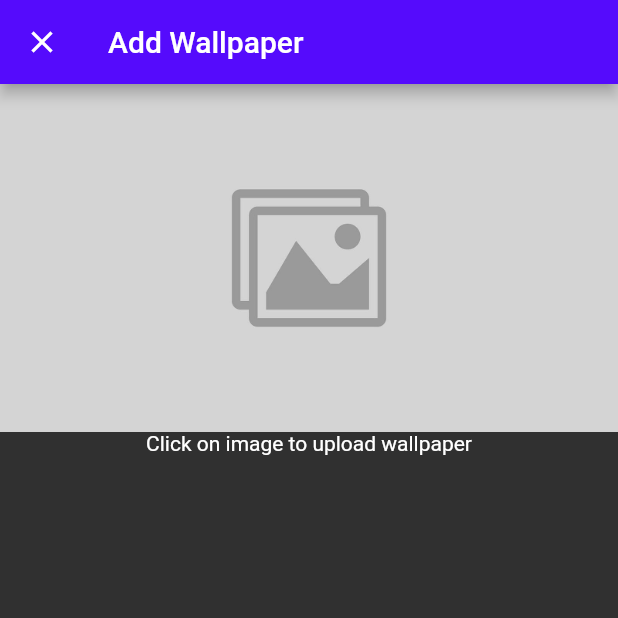
After one commit to santiracca/flutter_wallpaper_app, a Flutter app: the screen it shows once a user with an empty profile is signed in, item 3 of the bottom bar chosen, after a tap on the "add" icon, on a phone screen of 412 x 824 dp, the top half of it. The commit adds this screen. Run offline on Flutter 3.47's test engine with Material 2 defaults, Android fonts, the phone set to English and light mode, and no system bars; our stand-ins replace cached_network_image, cloud_firestore, firebase_auth, google_sign_in, image_picker; accounts and stored records are empty; network calls fail.

Commit message:
Finish Basic app

```diff
--- a/lib/main.dart
+++ b/lib/main.dart
@@ -1,6 +1,8 @@
+import 'package:firebase_auth/firebase_auth.dart';
 import 'package:flutter/material.dart';
 import 'package:wally_app/config/config.dart';
-import 'package:wally_app/config/screens/signin_screen.dart';
+import 'package:wally_app/screens/home_screen.dart';
+import 'package:wally_app/screens/signin_screen.dart';
 
 void main() {
   runApp(App());
@@ -27,10 +29,23 @@ class MainPage extends StatefulWidget {
 }
 
 class _MainPageState extends State<MainPage> {
+  final FirebaseAuth _auth = FirebaseAuth.instance;
+
   @override
   Widget build(BuildContext context) {
-    return Container(
-      child: SignInScreen(),
+    return StreamBuilder(
+      stream: _auth.onAuthStateChanged,
+      builder: (ctx, AsyncSnapshot<FirebaseUser> snapshot) {
+        if (snapshot.hasData) {
+          FirebaseUser user = snapshot.data;
+          if (user != null) {
+            return HomePage();
+          } else {
+            return SignInScreen();
+          }
+        }
+        return SignInScreen();
+      },
     );
   }
 }
--- /dev/null
+++ b/lib/screens/account_screen.dart
@@ -0,0 +1,142 @@
+import 'package:cached_network_image/cached_network_image.dart';
+import 'package:firebase_auth/firebase_auth.dart';
+import 'package:flutter/material.dart';
+import 'package:flutter_staggered_grid_view/flutter_staggered_grid_view.dart';
+import 'package:wally_app/screens/add_wallpaper_screen.dart';
+import 'package:wally_app/screens/wallpaper_view_screen.dart';
+
+class AccountPage extends StatefulWidget {
+  @override
+  _AccountPageState createState() => _AccountPageState();
+}
+
+class _AccountPageState extends State<AccountPage> {
+  final FirebaseAuth _auth = FirebaseAuth.instance;
+  FirebaseUser _user;
+
+  var images = [
+    "https://images.pexels.com/photos/775483/pexels-photo-775483.jpeg?auto=compress&cs=tinysrgb&dpr=2&h=650&w=940",
+    "https://images.pexels.com/photos/3326103/pexels-photo-3326103.jpeg?auto=compress&cs=tinysrgb&dpr=1&w=500",
+    "https://images.pexels.com/photos/1927314/pexels-photo-1927314.jpeg?auto=compress&cs=tinysrgb&dpr=1&w=500",
+    "https://images.pexels.com/photos/2085376/pexels-photo-2085376.jpeg?auto=compress&cs=tinysrgb&dpr=2&h=650&w=940",
+    "https://images.pexels.com/photos/3377538/pexels-photo-3377538.jpeg?auto=compress&cs=tinysrgb&dpr=2&h=650&w=940",
+    "https://images.pexels.com/photos/3381028/pexels-photo-3381028.jpeg?auto=compress&cs=tinysrgb&dpr=2&h=650&w=940",
+    "https://images.pexels.com/photos/3389722/pexels-photo-3389722.jpeg?auto=compress&cs=tinysrgb&dpr=2&h=650&w=940"
+  ];
+
+  // @override
+  // void initState() {
+
+  //   super.initState();
+  // }
+
+  @override
+  void didChangeDependencies() {
+    fetchUserData();
+    super.didChangeDependencies();
+  }
+
+  void fetchUserData() async {
+    final currentUser = await _auth.currentUser();
+    setState(() {
+      _user = currentUser;
+    });
+  }
+
+  @override
+  Widget build(BuildContext context) {
+    return SingleChildScrollView(
+      child: Container(
+        width: MediaQuery.of(context).size.width,
+        child: _user == null
+            ? CircularProgressIndicator()
+            : Column(
+                children: <Widget>[
+                  SizedBox(
+                    height: 20,
+                  ),
+                  ClipRRect(
+                    borderRadius: BorderRadius.circular(100),
+                    child: FadeInImage(
+                      width: 200,
+                      height: 200,
+                      placeholder: AssetImage("assets/placeholder.png"),
+                      fit: BoxFit.cover,
+                      image: NetworkImage("${_user.photoUrl}"),
+                    ),
+                  ),
+                  SizedBox(
+                    height: 20,
+                  ),
+                  Text("${_user.displayName}"),
+                  RaisedButton(
+                    onPressed: () {
+                      _auth.signOut();
+                    },
+                    child: Text('Logout'),
+                  ),
+                  SizedBox(
+                    height: 20,
+                  ),
+                  Padding(
+                    padding: const EdgeInsets.all(8.0),
+                    child: Row(
+                      mainAxisAlignment: MainAxisAlignment.spaceBetween,
+                      children: <Widget>[
+                        Text("My Wallpapers"),
+                        IconButton(
+                          icon: Icon(Icons.add),
+                          onPressed: () {
+                            Navigator.of(context).push(
+                              MaterialPageRoute(
+                                fullscreenDialog: true,
+                                builder: (context) => AddWallpaperPage(),
+                              ),
+                            );
+                          },
+                        )
+                      ],
+                    ),
+                  ),
+                  StaggeredGridView.countBuilder(
+                    crossAxisCount: 2,
+                    shrinkWrap: true,
+                    physics: NeverScrollableScrollPhysics(),
+                    staggeredTileBuilder: (int index) => StaggeredTile.fit(1),
+                    itemCount: images.length,
+                    mainAxisSpacing: 20,
+                    crossAxisSpacing: 20,
+                    padding: EdgeInsets.symmetric(
+                      horizontal: 15,
+                    ),
+                    itemBuilder: (ctx, index) {
+                      return InkWell(
+                        onTap: () {
+                          Navigator.of(context).push(
+                            MaterialPageRoute(
+                              builder: (context) =>
+                                  WallpaperViewPage(image: images[index]),
+                            ),
+                          );
+                        },
+                        child: Hero(
+                          tag: images[index],
+                          child: ClipRRect(
+                            borderRadius: BorderRadius.circular(10),
+                            child: CachedNetworkImage(
+                              placeholder: (context, url) => Image(
+                                image: AssetImage("assets/placeholder.png"),
+                              ),
+                              imageUrl: images[index],
+                            ),
+                          ),
+                        ),
+                      );
+                    },
+                  )
+                ],
+              ),
+      ),
+    );
+  }
+}
--- /dev/null
+++ b/lib/screens/add_wallpaper_screen.dart
@@ -0,0 +1,47 @@
+import 'package:flutter/material.dart';
+import 'dart:io';
+
+import 'package:image_picker/image_picker.dart';
+
+class AddWallpaperPage extends StatefulWidget {
+  @override
+  _AddWallpaperPageState createState() => _AddWallpaperPageState();
+}
+
+class _AddWallpaperPageState extends State<AddWallpaperPage> {
+  File _image;
+
+  void _loadImage() async {
+    var image = await ImagePicker.pickImage(source: ImageSource.gallery);
+    setState(() {
+      _image = image;
+    });
+  }
+
+  @override
+  Widget build(BuildContext context) {
+    return Scaffold(
+      appBar: AppBar(
+        title: Text('Add Wallpaper'),
+      ),
+      body: SingleChildScrollView(
+        child: Container(
+          child: Column(
+            children: <Widget>[
+              InkWell(
+                onTap: _loadImage,
+                child: _image != null
+                    ? Image.file(_image)
+                    : Image(
+                        image: AssetImage("assets/placeholder.jpg"),
+                      ),
+              ),
+              Text("Click on image to upload wallpaper"),
+            ],
+          ),
+          width: MediaQuery.of(context).size.width,
+        ),
+      ),
+    );
+  }
+}
--- /dev/null
+++ b/lib/screens/explore_screen.dart
@@ -0,0 +1,68 @@
+import 'package:flutter/material.dart';
+import 'package:flutter_staggered_grid_view/flutter_staggered_grid_view.dart';
+
+class ExplorePage extends StatefulWidget {
+  @override
+  _ExplorePageState createState() => _ExplorePageState();
+}
+
+class _ExplorePageState extends State<ExplorePage> {
+  var images = [
+    "https://images.pexels.com/photos/775483/pexels-photo-775483.jpeg?auto=compress&cs=tinysrgb&dpr=2&h=650&w=940",
+    "https://images.pexels.com/photos/3326103/pexels-photo-3326103.jpeg?auto=compress&cs=tinysrgb&dpr=1&w=500",
+    "https://images.pexels.com/photos/1927314/pexels-photo-1927314.jpeg?auto=compress&cs=tinysrgb&dpr=1&w=500",
+    "https://images.pexels.com/photos/2085376/pexels-photo-2085376.jpeg?auto=compress&cs=tinysrgb&dpr=2&h=650&w=940",
+    "https://images.pexels.com/photos/3377538/pexels-photo-3377538.jpeg?auto=compress&cs=tinysrgb&dpr=2&h=650&w=940",
+    "https://images.pexels.com/photos/3381028/pexels-photo-3381028.jpeg?auto=compress&cs=tinysrgb&dpr=2&h=650&w=940",
+    "https://images.pexels.com/photos/3389722/pexels-photo-3389722.jpeg?auto=compress&cs=tinysrgb&dpr=2&h=650&w=940"
+  ];
+
+  @override
+  Widget build(BuildContext context) {
+    return SingleChildScrollView(
+      child: Container(
+        child: Column(
+          children: <Widget>[
+            SizedBox(
+              height: 20,
+            ),
+            Container(
+              alignment: Alignment.topLeft,
+              margin: EdgeInsets.only(top: 5, left: 20, bottom: 20),
+              child: Text(
+                "Explore",
+                textAlign: TextAlign.start,
+                style: TextStyle(
+                  fontSize: 40,
+                  fontWeight: FontWeight.bold,
+                  color: Colors.grey,
+                ),
+              ),
+            ),
+            StaggeredGridView.countBuilder(
+              crossAxisCount: 2,
+              shrinkWrap: true,
+              physics: NeverScrollableScrollPhysics(),
+              staggeredTileBuilder: (int index) => StaggeredTile.fit(1),
+              itemCount: images.length,
+              mainAxisSpacing: 20,
+              crossAxisSpacing: 20,
+              padding: EdgeInsets.symmetric(
+                horizontal: 15,
+              ),
+              itemBuilder: (ctx, index) {
+                return ClipRRect(
+                  borderRadius: BorderRadius.circular(10),
+                  child: Image(
+                    fit: BoxFit.cover,
+                    image: NetworkImage(images[index]),
+                  ),
+                );
+              },
+            )
+          ],
+        ),
+      ),
+    );
+  }
+}
--- /dev/null
+++ b/lib/screens/home_screen.dart
@@ -0,0 +1,47 @@
+import 'package:flutter/material.dart';
+import 'package:wally_app/screens/account_screen.dart';
+import 'package:wally_app/screens/explore_screen.dart';
+import 'package:wally_app/screens/favorites_screen.dart';
+
+class HomePage extends StatefulWidget {
+  @override
+  _HomePageState createState() => _HomePageState();
+}
+
+class _HomePageState extends State<HomePage> {
+  int _selectPageIndex = 0;
+
+  var _pages = [ExplorePage(), FavoritesPage(), AccountPage()];
+
+  @override
+  Widget build(BuildContext context) {
+    return Scaffold(
+      appBar: AppBar(
+        title: Text('WallyApp'),
+      ),
+      body: _pages[_selectPageIndex],
+      bottomNavigationBar: BottomNavigationBar(
+        items: [
+          BottomNavigationBarItem(
+            icon: Icon(Icons.search),
+            title: Text("Explore"),
+          ),
+          BottomNavigationBarItem(
+            icon: Icon(Icons.favorite_border),
+            title: Text("Favorites"),
+          ),
+          BottomNavigationBarItem(
+            icon: Icon(Icons.person_outline),
+            title: Text("Account"),
+          )
+        ],
+        currentIndex: _selectPageIndex,
+        onTap: (index) {
+          setState(() {
+            _selectPageIndex = index;
+          });
+        },
+      ),
+    );
+  }
+}
--- /dev/null
+++ b/lib/screens/wallpaper_view_screen.dart
@@ -0,0 +1,39 @@
+import 'package:cached_network_image/cached_network_image.dart';
+import 'package:flutter/material.dart';
+
+class WallpaperViewPage extends StatefulWidget {
+  final String image;
+
+  WallpaperViewPage({@required this.image});
+
+  @override
+  _WallpaperViewPageState createState() => _WallpaperViewPageState();
+}
+
+class _WallpaperViewPageState extends State<WallpaperViewPage> {
+  @override
+  Widget build(BuildContext context) {
+    return Scaffold(
+      body: SingleChildScrollView(
+        child: Container(
+          width: MediaQuery.of(context).size.width,
+          child: Column(
+            children: <Widget>[
+              Container(
+                child: Hero(
+                  tag: widget.image,
+                  child: CachedNetworkImage(
+                    placeholder: (context, url) => Image(
+                      image: AssetImage("assets/placeholder.png"),
+                    ),
+                    imageUrl: widget.image,
+                  ),
+                ),
+              )
+            ],
+          ),
+        ),
+      ),
+    );
+  }
+}
--- a/pubspec.yaml
+++ b/pubspec.yaml
@@ -14,6 +14,9 @@ dependencies:
   cloud_firestore: ^0.12.9+6
   firebase_storage: ^3.1.1
   google_sign_in: ^4.1.1
+  flutter_staggered_grid_view: ^0.3.0
+  cached_network_image: ^2.2.0+1
+  image_picker: ^0.6.6+1
 
   # The following adds the Cupertino Icons font to your application.
   # Use with the CupertinoIcons class for iOS style icons.
```
Also changed, not shown: lib/screens/favorites_screen.dart (added, +68 -0 lines), lib/screens/signin_screen.dart (renamed from lib/config/screens/signin_screen.dart, +14 -0 lines), assets/placeholder.jpg (added), pubspec.lock, 2 other files.
